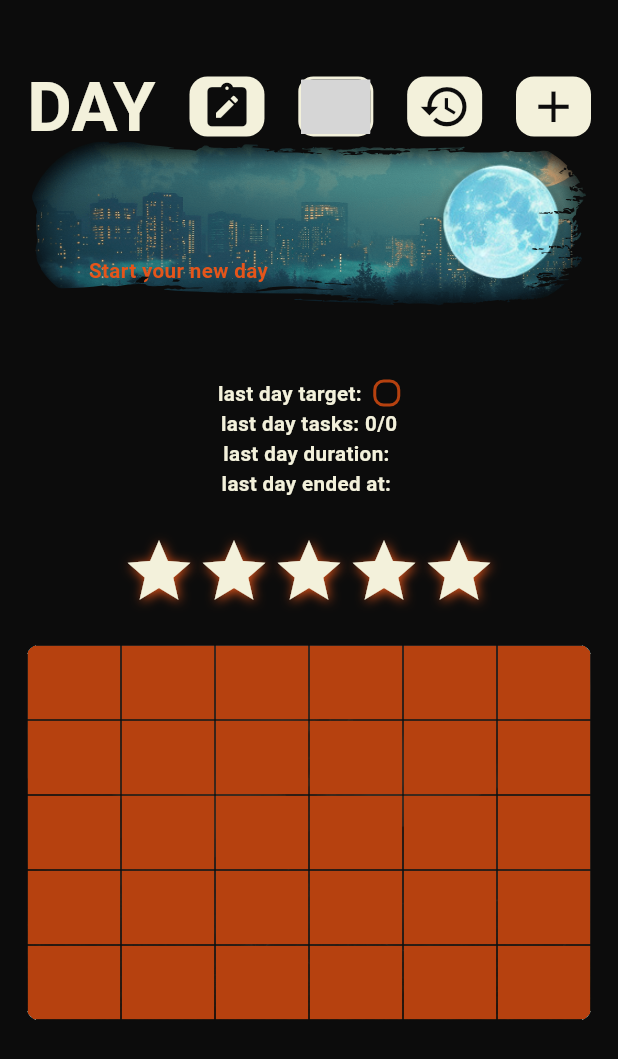
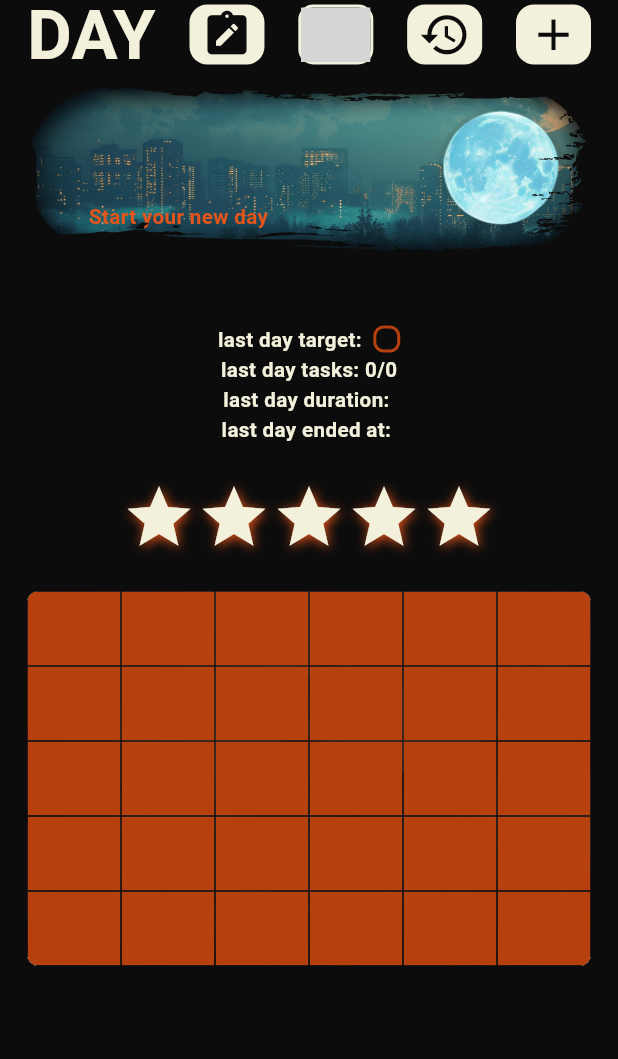
Before and after one commit to denissavishchev/neo_day, a Flutter app: the screen it shows after launch, on a phone screen of 412 x 824 dp. Shown: the top 1059 px of the screen. Run offline on Flutter 3.47's test engine with Material 3 defaults, Android fonts, the phone set to English and light mode, and no system bars; our stand-ins replace easy_localization, flutter_screenutil, flutter_svg, hive, hive_flutter; missing offline and left inert: country_flags; accounts and stored records are empty; grey boxes are pictures that could not be loaded.

```diff
--- a/lib/screens/main_screen.dart
+++ b/lib/screens/main_screen.dart
@@ -32,7 +32,8 @@ class _MainScreenState extends State<MainScreen> {
     Size size = MediaQuery.sizeOf(context);
     return Consumer<MainProvider>(
         builder: (context, data, _){
-          return Scaffold(
+          return SafeArea(
+            child: Scaffold(
                 key: data.notesKey,
                 drawer: NotepadWidget(),
                 body: GestureDetector(
@@ -43,17 +44,13 @@ class _MainScreenState extends State<MainScreen> {
                     padding: const EdgeInsets.symmetric(horizontal: 18.0),
                     color: kBlack,
                     child: Column(
+                      spacing: 12,
                         children: [
-                        const SizedBox(height: 48,),
                           TopWidget(),
                           DaySwitchWidget(),
-                        const SizedBox(height: 12,),
                           TodayTargetWidget(),
-                        const SizedBox(height: 12,),
                           MotivationWidget(),
-                        const SizedBox(height: 12,),
                           StartTaskWidget(),
-                        const SizedBox(height: 12,),
                           Expanded(
                               child: data.isDay
                                   ? HabitsListWidget()
@@ -62,6 +59,7 @@ class _MainScreenState extends State<MainScreen> {
                     ),
                   ),
                 )
+            ),
           );
         }
     );
```
Also changed, not shown: lib/widgets/day_widgets/task_switch_button_widget.dart (+34 -10 lines). Lines whose indentation alone changed are shown as unchanged.
